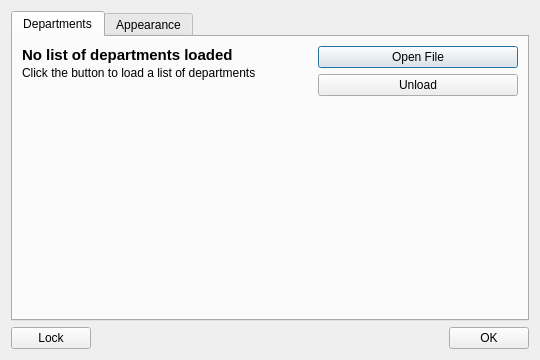
Old version of the form dashboard/settingsdialog.ui in the repository SFr682k/fightclub.
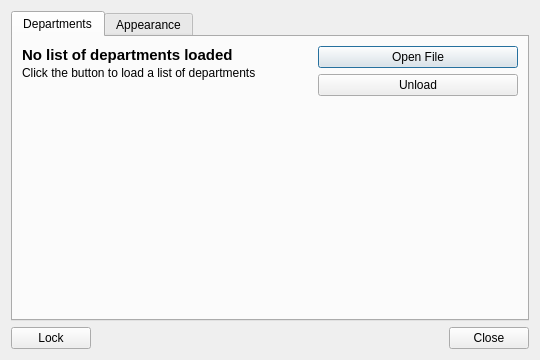
New version of the form. Icons and pictures are not drawn.

The edit to the form file:
```diff
--- a/dashboard/settingsdialog.ui
+++ b/dashboard/settingsdialog.ui
@@ -286,7 +286,7 @@
      <item>
       <widget class="QPushButton" name="closeDialogBttn">
        <property name="text">
-        <string>OK</string>
+        <string>Close</string>
        </property>
        <property name="icon">
         <iconset resource="resources.qrc">
```
Left out of the diff: 5 changed lines with no effect on the pictures.
